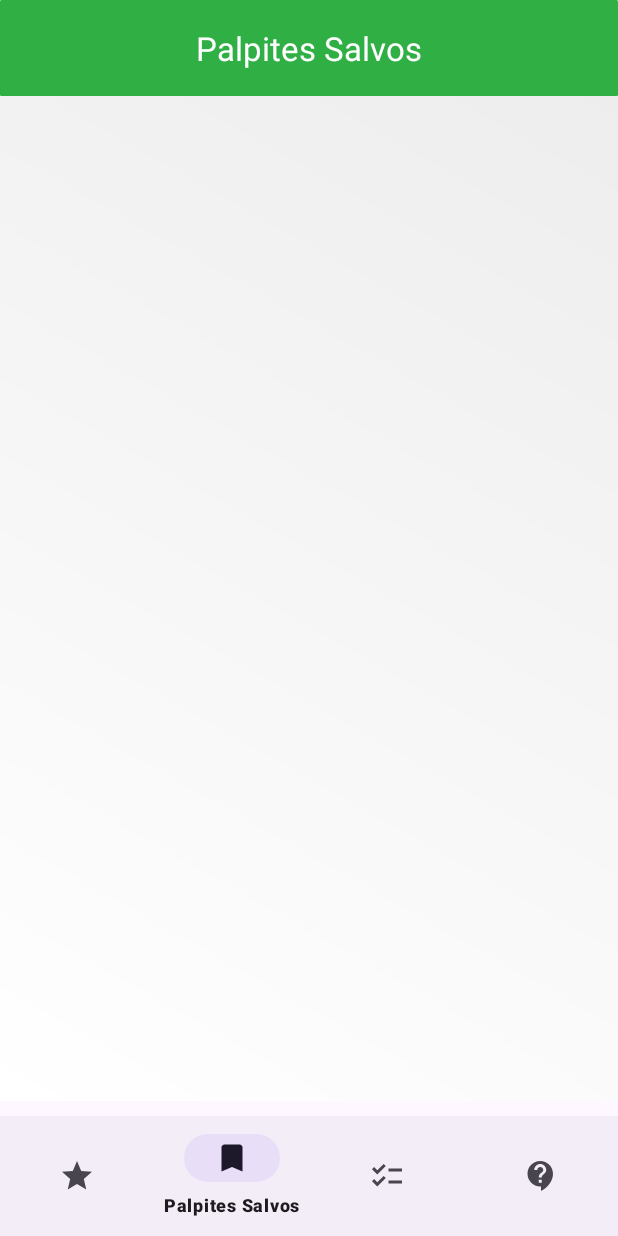
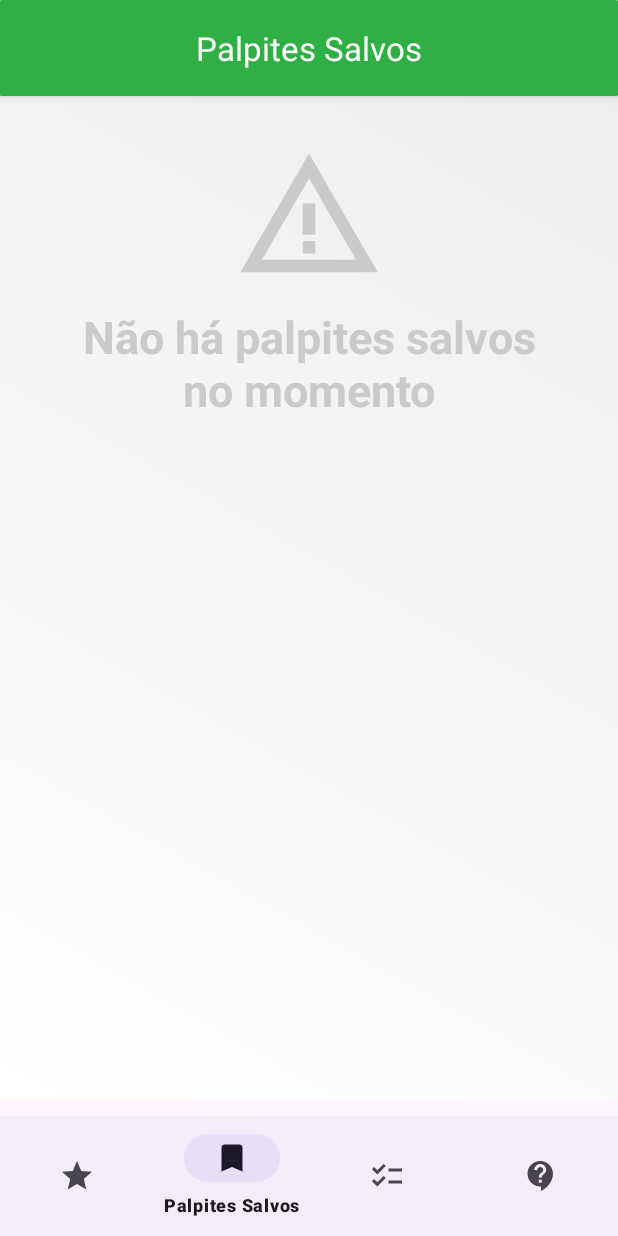
Before and after one commit to danielhungria/MinhaSorteApp, an Android app: the HomeSavedGamesFragment screen opened through its navigation route, on a phone screen of 412 x 824 dp. Run offline under Robolectric (Android 15) with nearby library versions, the phone set to English and light mode, and no system bars; our stand-ins replace AdMob, Dagger/Hilt's generated code, Firebase (no records; nobody signed in at launch, a user with empty details on screens opened directly), Room's generated code, navigation-ui; network calls fail; pictures from the network do not load; 1 statement that could not run was skipped.

Commit message:
improvement: code refactor and text view if saved games recycler is null or empty

```diff
--- a/app/src/main/java/br/com/minhasortemegasena/adapter/ListPalpitesAdapter.kt
+++ b/app/src/main/java/br/com/minhasortemegasena/adapter/ListPalpitesAdapter.kt
@@ -66,7 +66,6 @@ class ListPalpitesAdapter(val onClickDelete:(PalpiteModel) -> Unit) :
                     onClickDelete(it)
                 }
             }
-
         }
 
         private fun setupRecyclerChild(listNumbersPalpitesAdapter: ListNumbersPalpitesAdapter) {
--- a/app/src/main/java/br/com/minhasortemegasena/ui/savedgames/HomeSavedGamesFragment.kt
+++ b/app/src/main/java/br/com/minhasortemegasena/ui/savedgames/HomeSavedGamesFragment.kt
@@ -56,9 +56,22 @@ class HomeSavedGamesFragment: Fragment() {
         }
         viewModel.palpiteModel.observe(viewLifecycleOwner){
             listPalpitesAdapter.updateList(it)
+            checkListRecyclerAndSetupTextNoItems()
         }
         viewModel.fetchItemList()
 
+        checkListRecyclerAndSetupTextNoItems()
+
+    }
+
+    private fun checkListRecyclerAndSetupTextNoItems() {
+        if (viewModel.checkList()) {
+            binding.imageAlertNoItems.visibility = View.VISIBLE
+            binding.textViewNoItems.visibility = View.VISIBLE
+        } else {
+            binding.imageAlertNoItems.visibility = View.GONE
+            binding.textViewNoItems.visibility = View.GONE
+        }
     }
 
     override fun onCreateView(
--- a/app/src/main/java/br/com/minhasortemegasena/ui/savedgames/HomeSavedGamesViewModel.kt
+++ b/app/src/main/java/br/com/minhasortemegasena/ui/savedgames/HomeSavedGamesViewModel.kt
@@ -50,6 +50,10 @@ class HomeSavedGamesViewModel @Inject constructor(
         }
     }
 
+    fun checkList(): Boolean {
+        return _palpiteModel.value.isNullOrEmpty()
+    }
+
 
     fun getLotteryDataMegasena() {
         val request = mainRepository.getLotteryData("megasena")
--- /dev/null
+++ b/app/src/main/res/drawable/baseline_warning_amber_24.xml
@@ -0,0 +1,7 @@
+<vector android:height="24dp" android:tint="#FFFFFF"
+    android:viewportHeight="24" android:viewportWidth="24"
+    android:width="24dp" xmlns:android="http://schemas.android.com/apk/res/android">
+    <path android:fillColor="@android:color/white" android:pathData="M12,5.99L19.53,19H4.47L12,5.99M12,2L1,21h22L12,2L12,2z"/>
+    <path android:fillColor="@android:color/white" android:pathData="M13,16l-2,0l0,2l2,0z"/>
+    <path android:fillColor="@android:color/white" android:pathData="M13,10l-2,0l0,5l2,0z"/>
+</vector>
--- a/app/src/main/res/layout/home_saved_games_fragment.xml
+++ b/app/src/main/res/layout/home_saved_games_fragment.xml
@@ -47,19 +47,33 @@
                 </com.google.android.material.appbar.AppBarLayout>
             </com.google.android.material.card.MaterialCardView>
 
+            <ImageView
+                android:id="@+id/image_alert_no_items"
+                android:layout_width="100dp"
+                android:layout_height="100dp"
+                android:layout_marginTop="30dp"
+                app:layout_constraintEnd_toEndOf="parent"
+                app:layout_constraintStart_toStartOf="parent"
+                app:layout_constraintTop_toBottomOf="@+id/card_view_home"
+                android:background="@drawable/baseline_warning_amber_24"
+                android:backgroundTint="#CACACA"
+                android:visibility="gone"
+                />
+
             <TextView
                 android:id="@+id/text_view_no_items"
                 android:layout_width="0dp"
                 android:layout_height="wrap_content"
                 android:layout_marginHorizontal="40dp"
-                android:layout_marginTop="30dp"
+                android:layout_marginTop="10dp"
                 android:text="Não há palpites salvos no momento"
                 android:textAlignment="center"
                 android:textSize="30sp"
                 android:textStyle="bold"
+                android:textColor="#CACACA"
                 app:layout_constraintEnd_toEndOf="parent"
                 app:layout_constraintStart_toStartOf="parent"
-                app:layout_constraintTop_toBottomOf="@+id/card_view_home"
+                app:layout_constraintTop_toBottomOf="@+id/image_alert_no_items"
                 android:visibility="gone"/>
 
 
```
Also changed, not shown: app/src/main/java/br/com/minhasortemegasena/ui/games/federal/FederalPalpiteFragment.kt (+11 -7 lines), app/src/main/java/br/com/minhasortemegasena/ui/games/lotofacil/LotofacilPalpiteFragment.kt (+11 -7 lines), app/src/main/java/br/com/minhasortemegasena/ui/games/megasena/MainFragment.kt (+9 -2 lines).
